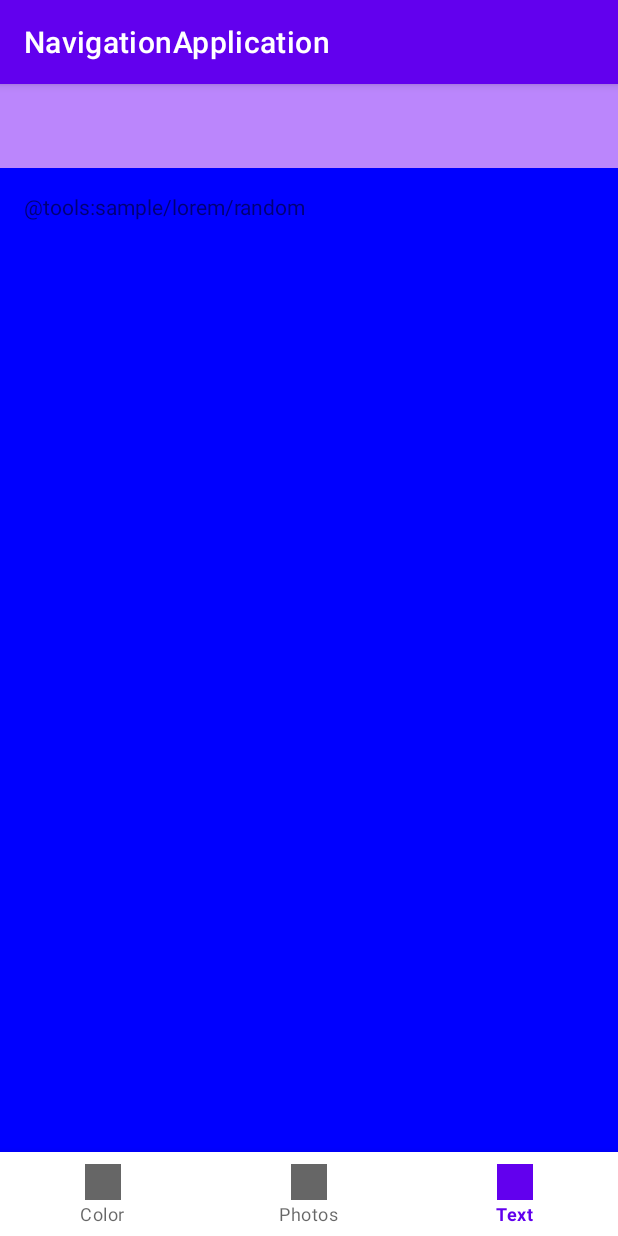
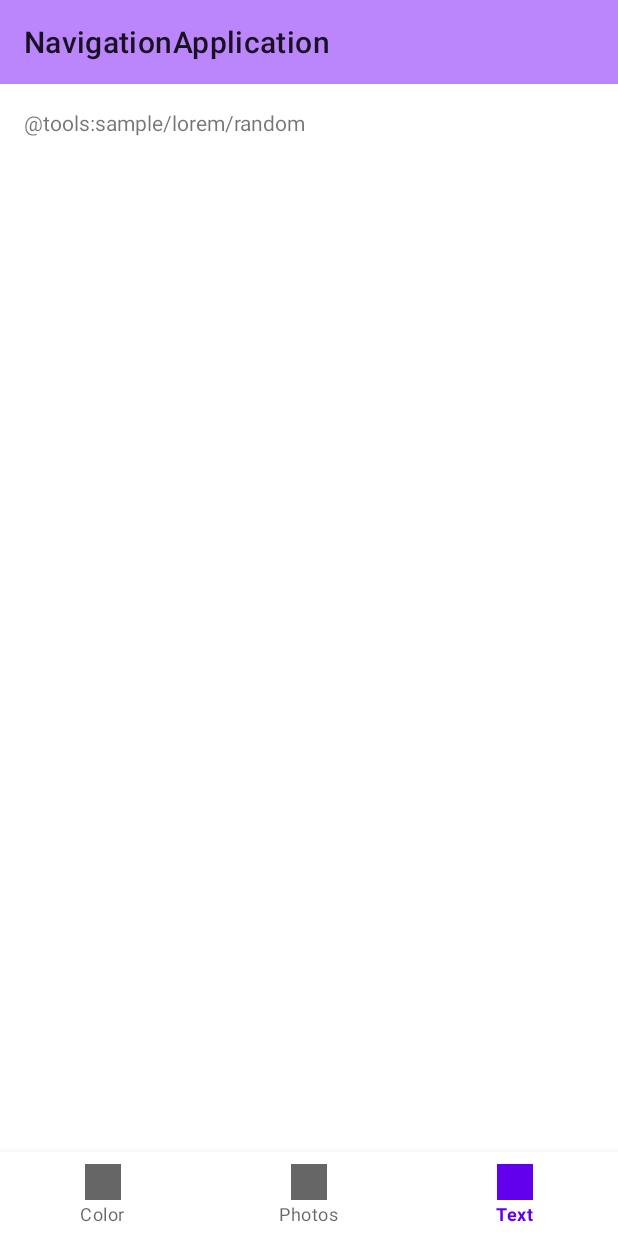
Before and after one commit to bjiake/Nav_App_Lab16, an Android app: the TextFragment screen opened through its navigation route, on a phone screen of 412 x 824 dp. Run offline under Robolectric (Android 15) with nearby library versions, the phone set to English and light mode, and no system bars; our stand-ins replace navigation-ui.

Commit message:
3 фикс

```diff
--- a/app/src/main/res/layout/fragment_photos.xml
+++ b/app/src/main/res/layout/fragment_photos.xml
@@ -4,7 +4,7 @@
     xmlns:tools="http://schemas.android.com/tools"
     android:layout_width="match_parent"
     android:layout_height="match_parent"
-    android:background="@color/green"
+    android:background="@color/white"
     tools:context=".presentation.photo.PhotosFragment">
 
     <com.google.android.material.tabs.TabLayout
--- a/app/src/main/res/layout/fragment_text.xml
+++ b/app/src/main/res/layout/fragment_text.xml
@@ -3,7 +3,7 @@
     xmlns:tools="http://schemas.android.com/tools"
     android:layout_width="match_parent"
     android:layout_height="match_parent"
-    android:background="@color/blue"
+    android:background="@color/white"
     tools:context=".presentation.text.TextFragment">
 
     <TextView
--- a/app/src/main/res/values-night/themes.xml
+++ b/app/src/main/res/values-night/themes.xml
@@ -1,6 +1,6 @@
 <resources xmlns:tools="http://schemas.android.com/tools">
     <!-- Base application theme. -->
-    <style name="Theme.NavigationApplication" parent="Theme.MaterialComponents.DayNight.DarkActionBar">
+    <style name="Theme.NavigationApplication" parent="Theme.MaterialComponents.DayNight.NoActionBar">
         <!-- Primary brand color. -->
         <item name="colorPrimary">@color/purple_200</item>
         <item name="colorPrimaryVariant">@color/purple_700</item>
--- a/app/src/main/res/values/themes.xml
+++ b/app/src/main/res/values/themes.xml
@@ -1,6 +1,6 @@
 <resources xmlns:tools="http://schemas.android.com/tools">
     <!-- Base application theme. -->
-    <style name="Theme.NavigationApplication" parent="Theme.MaterialComponents.DayNight.DarkActionBar">
+    <style name="Theme.NavigationApplication" parent="Theme.MaterialComponents.DayNight.NoActionBar">
         <!-- Primary brand color. -->
         <item name="colorPrimary">@color/purple_500</item>
         <item name="colorPrimaryVariant">@color/purple_700</item>
@@ -12,5 +12,6 @@
         <!-- Status bar color. -->
         <item name="android:statusBarColor" tools:targetApi="l">?attr/colorPrimaryVariant</item>
         <!-- Customize your theme here. -->
+
     </style>
 </resources>
```
